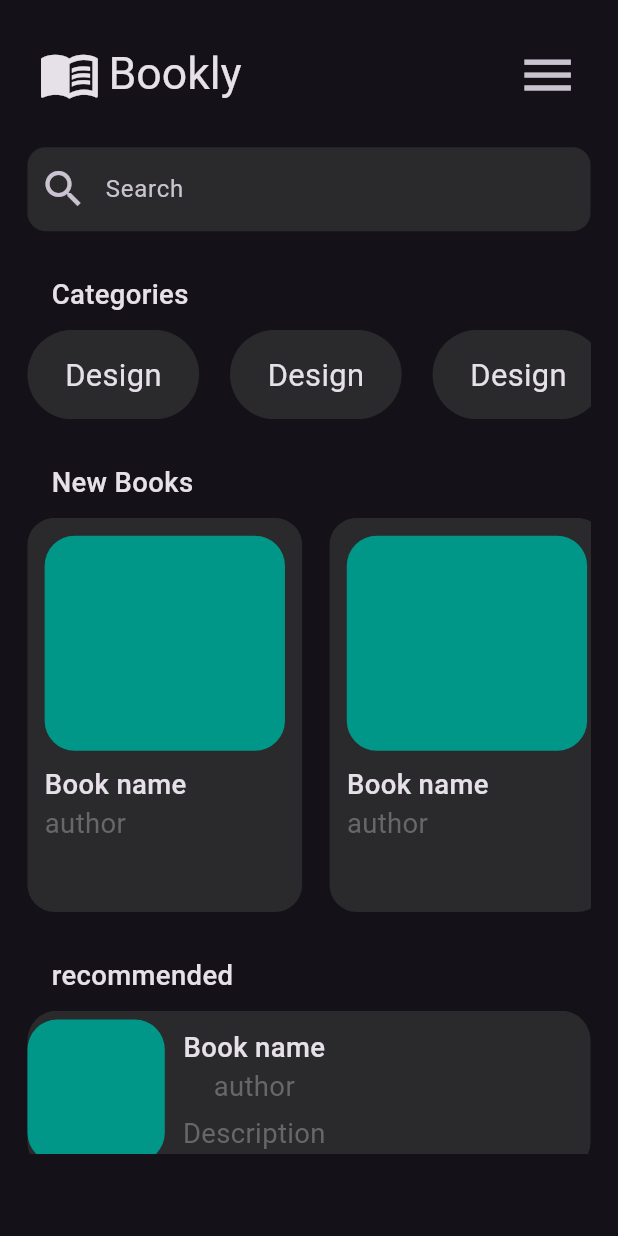
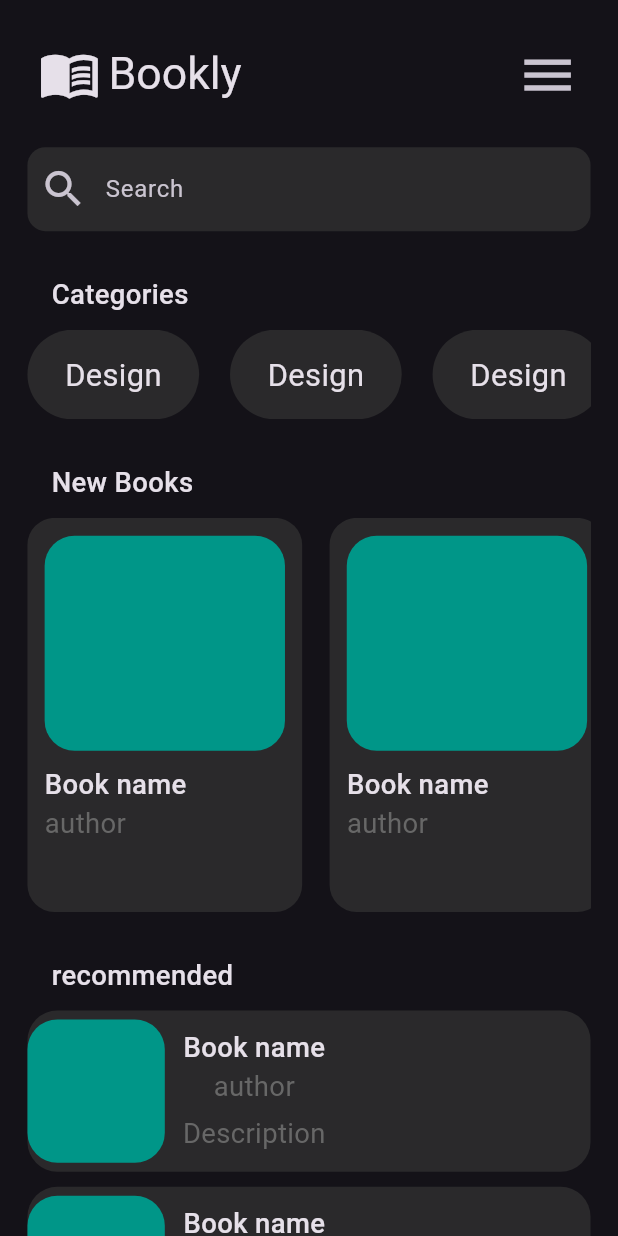
Before and after one commit to youssefhedefa/bookly_application, a Flutter app: the screen it shows after launch, on a phone screen of 412 x 824 dp. Run offline on Flutter 3.47's test engine with Material 2 defaults, Android fonts, the phone set to English and light mode, and no system bars; our stand-ins replace flutter_screenutil.

Commit message:
complete home view

```diff
--- a/lib/Features/presentation/views_model/views/home_view.dart
+++ b/lib/Features/presentation/views_model/views/home_view.dart
@@ -7,7 +7,9 @@ class HomeView extends StatelessWidget {
   @override
   Widget build(BuildContext context) {
     return const Scaffold(
+      resizeToAvoidBottomInset: false,
       body: HomeViewBody(),
+      //body: HomeTry(),
     );
   }
 }
--- a/lib/Features/presentation/views_model/views/widgets/listDesign/custom_recommended_list.dart
+++ b/lib/Features/presentation/views_model/views/widgets/listDesign/custom_recommended_list.dart
@@ -1,5 +1,4 @@
 import 'package:flutter/material.dart';
-import 'package:flutter_screenutil/flutter_screenutil.dart';
 import '../itemDesign/custom_recommended_item.dart';
 
 class CustomRecommendedList extends StatelessWidget {
@@ -7,15 +6,13 @@ class CustomRecommendedList extends StatelessWidget {
 
   @override
   Widget build(BuildContext context) {
-    return SizedBox (
-      height: 80.h,
-      child: ListView.builder(
-        shrinkWrap: true,
-        padding: EdgeInsetsDirectional.zero,
-        itemBuilder: (context, index) =>const CustomRecommendedItem(),
-        itemCount: 10,
-        scrollDirection: Axis.vertical,
-      ),
+    return ListView.builder(
+      shrinkWrap: true ,
+      physics: const NeverScrollableScrollPhysics(),
+      padding: EdgeInsetsDirectional.zero,
+      itemBuilder: (context, index) =>const CustomRecommendedItem(),
+      itemCount: 20,
+      scrollDirection: Axis.vertical,
     );
   }
 }
--- a/lib/main.dart
+++ b/lib/main.dart
@@ -12,6 +12,7 @@ class MyApp extends StatelessWidget {
   // This widget is the root of your application.
   @override
   Widget build(BuildContext context) {
+
     return ScreenUtilInit(
       designSize: const Size(360, 690),
       minTextAdapt: true,
@@ -20,10 +21,8 @@ class MyApp extends StatelessWidget {
         return MaterialApp(
           debugShowCheckedModeBanner: false,
           title: 'Flutter Demo',
-
           theme: ThemeData(
             brightness: Brightness.dark,
-            //colorScheme: ColorScheme.fromSeed(seedColor: Colors.deepPurple),
             useMaterial3: true,
           ),
           home: const HomeView(),
```
